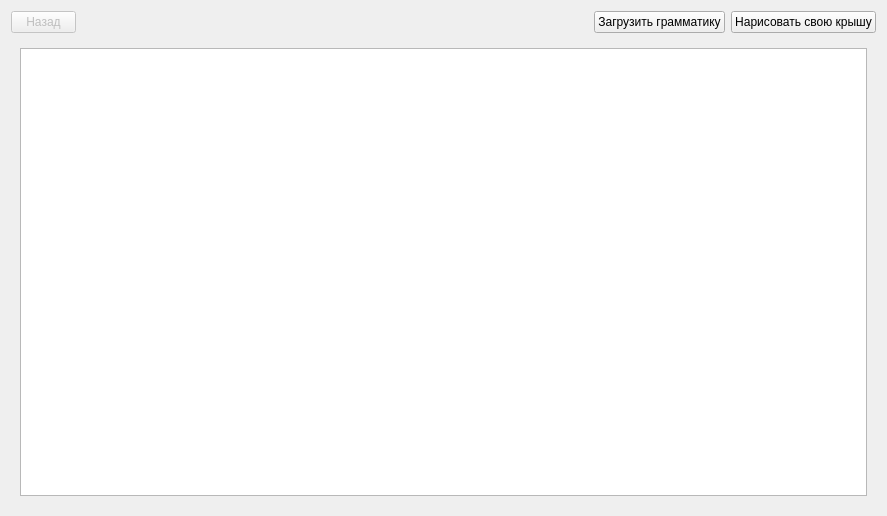
Old version of the form roof.ui in the repository AndreyMlashkin/RoofGenerator.
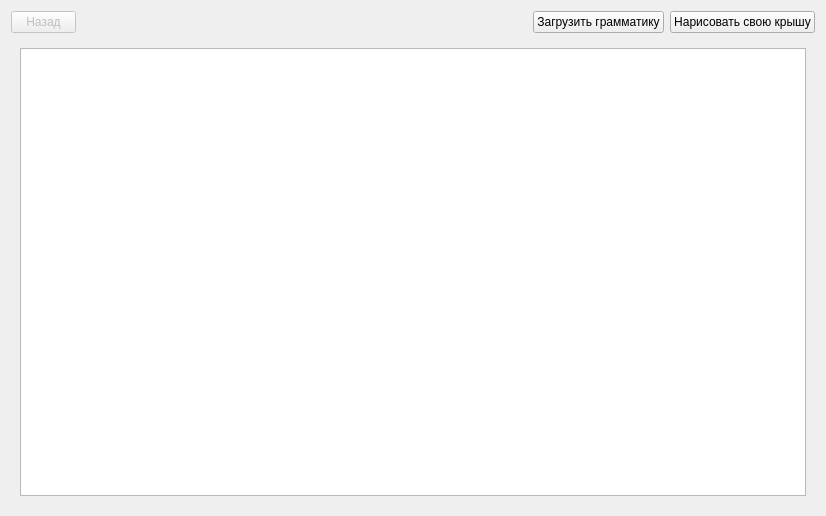
New version of the form. Icons and pictures are not drawn.

Diff of the .ui file:
```diff
--- a/roof.ui
+++ b/roof.ui
@@ -6,7 +6,7 @@
    <rect>
     <x>0</x>
     <y>0</y>
-    <width>887</width>
+    <width>826</width>
     <height>516</height>
    </rect>
   </property>
```
Left out of the diff: 10 changed lines with no effect on the pictures.
